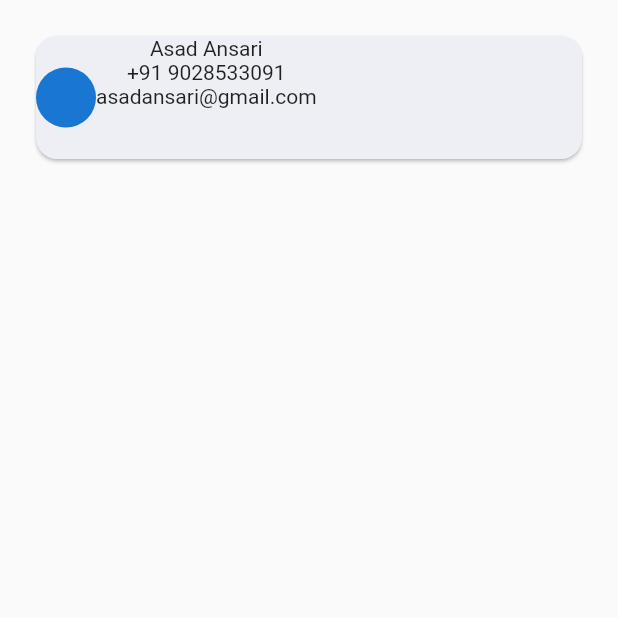
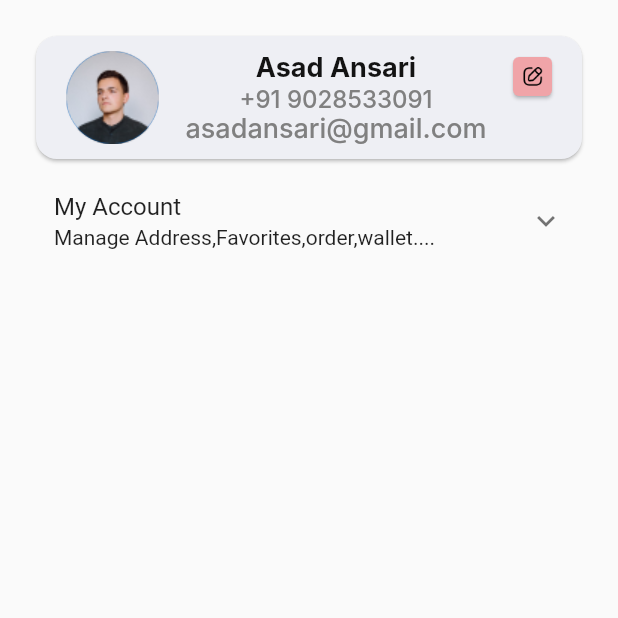
Before and after one commit to SHAIKHALKAMA/testing_cashfree, a Flutter app: the ProfilePage screen opened by its route, on a phone screen of 412 x 824 dp, the top half of it. Run offline on Flutter 3.47's test engine with Material 2 defaults, Android fonts, the phone set to English and light mode, and no system bars; our stand-ins replace flutter_spinkit, get; Roboto replaces fonts that are missing (Inter).

Commit message:
addi commit

```diff
--- a/lib/features/profile/profile.dart
+++ b/lib/features/profile/profile.dart
@@ -1,6 +1,8 @@
 import 'package:flutter/material.dart';
+import 'package:testing_cashfree/features/profile/widget/info.dart';
 import 'package:testing_cashfree/utils/common_colors.dart';
 import 'package:testing_cashfree/utils/screen_constants.dart';
+import 'package:testing_cashfree/utils/text_styles.dart';
 
 class ProfilePage extends StatefulWidget {
   const ProfilePage({super.key});
@@ -15,38 +17,17 @@ class _ProfilePageState extends State<ProfilePage> {
     return SafeArea(
       child: Scaffold(
           body: Padding(
-            padding:EdgeInsets.symmetric(vertical: ScreenConstant.size20,horizontal: ScreenConstant.size20),
-            child: Column(
-                children: [
-            SizedBox(
-              height: ScreenConstant.size90,
-              // width: ScreenConstant.size320,
-              child: Card(
-                color: CommonColors.colorGreyShade11,
-                shape: RoundedRectangleBorder(
-                  borderRadius: BorderRadius.all(
-                    Radius.circular(ScreenConstant.size14),
-                  ),
-                ),
-                child: const Row(
-                  children: [
-                    CircleAvatar(
-
-                    ),
-                    Column(
-                      children: [
-                        Text("Asad Ansari"),
-                        Text("+91 9028533091"),
-                        Text("asadansari@gmail.com")
-                      ],
-                    )
-                  ],
-                ),
-              ),
-            )
-                ],
-              ),
-          )),
+        padding: EdgeInsets.symmetric(
+            vertical: ScreenConstant.size20, horizontal: ScreenConstant.size20),
+        child:  const Column(
+          children: [
+            Infocard(),
+            ExpansionTile(
+              title: Text("My Account"),
+              subtitle: Text("Manage Address,Favorites,order,wallet...."),)
+          ],
+        ),
+      )),
     );
   }
 }
--- /dev/null
+++ b/lib/features/profile/widget/info.dart
@@ -0,0 +1,77 @@
+import 'package:flutter/material.dart';
+
+import '../../../utils/common_colors.dart';
+import '../../../utils/screen_constants.dart';
+import '../../../utils/text_styles.dart';
+
+class Infocard extends StatelessWidget {
+  const Infocard({
+    super.key,
+  });
+
+  @override
+  Widget build(BuildContext context) {
+    return SizedBox(
+      height: ScreenConstant.size90,
+      // width: ScreenConstant.size320,
+      child: Card(
+        color: CommonColors.colorGreyShade11,
+        shape: RoundedRectangleBorder(
+          borderRadius: BorderRadius.all(
+            Radius.circular(ScreenConstant.size14),
+          ),
+        ),
+        child: Padding(
+          padding: EdgeInsets.symmetric(
+            vertical: ScreenConstant.size10,
+            horizontal: ScreenConstant.size16,
+          ),
+          child: Row(
+            mainAxisAlignment: MainAxisAlignment.spaceBetween,
+            crossAxisAlignment: CrossAxisAlignment.start,
+            children: [
+              SizedBox(
+                height: ScreenConstant.size70,
+                width: ScreenConstant.size70,
+                child: const CircleAvatar(
+                  child: Image(
+                    image: AssetImage("assets/images/avatar.png"),
+                  ),
+                ),
+              ),
+              Column(
+                children: [
+                  Text(
+                    "Asad Ansari",
+                    style: TextStyles.textStyleBold18,
+                  ),
+                  Text(
+                    "+91 9028533091",
+                    style: TextStyles.textStyleMedium16
+                        .copyWith(color: CommonColors.colorGreyShade14),
+                  ),
+                  Text(
+                    "asadansari@gmail.com",
+                    style: TextStyles.textStyleMedium18
+                        .copyWith(color: CommonColors.colorGreyShade14),
+                  )
+                ],
+              ),
+              SizedBox(
+                height: ScreenConstant.size34,
+                width: ScreenConstant.size34,
+                child: Card(
+                    color: CommonColors.colorPinkShade2,
+                    // margin: EdgeInsets.symmetric(vertical: ScreenConstant.size10,horizontal: ScreenConstant.size10),
+                    child: Padding(
+                      padding: EdgeInsets.all(ScreenConstant.size6),
+                      child: Image.asset("assets/icon/edit.png"),
+                    )),
+              )
+            ],
+          ),
+        ),
+      ),
+    );
+  }
+}
--- a/pubspec.yaml
+++ b/pubspec.yaml
@@ -61,9 +61,9 @@ flutter:
   uses-material-design: true
 
   # To add assets to your application, add an assets section, like this:
-  # assets:
-  #   - images/a_dot_burr.jpeg
-  #   - images/a_dot_ham.jpeg
+  assets:
+    - assets/images/
+    - assets/icon/
 
   # An image asset can refer to one or more resolution-specific "variants", see
   # https://flutter.dev/assets-and-images/#resolution-aware
```
Also changed, not shown: assets/images/avatar.png (added).
